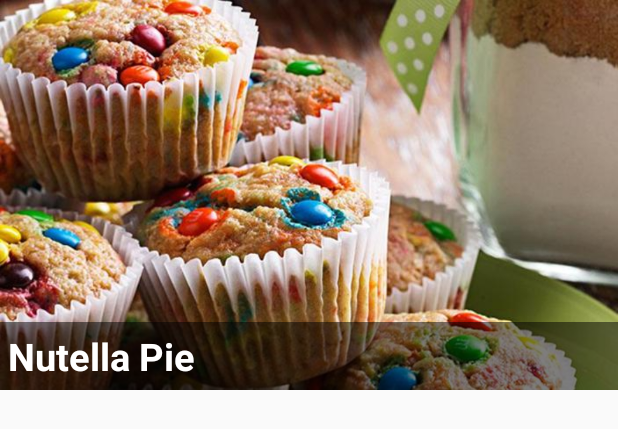
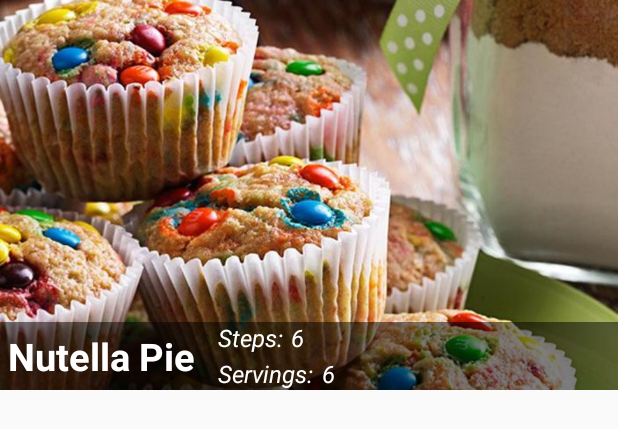
Before and after one commit to mtanduong/Baking-App, an Android app: the layout recipe_list_item.xml on its own in the app's theme, with its tools: preview values and no code run, on a phone screen of 412 x 824 dp. Shown: the top 429 px of the screen. Run offline under Robolectric (Android 15) with nearby library versions, the phone set to English and light mode, and no system bars.

Commit message:
Added serving size and number of steps textview to recipe_list_item for RecipeRecyclerView Added Serving and Steps strings

```diff
--- a/app/src/main/res/layout/recipe_list_item.xml
+++ b/app/src/main/res/layout/recipe_list_item.xml
@@ -13,14 +13,71 @@
         tools:src="@drawable/default_recipe_image2"/>
 
     <TextView
+        android:layout_width="match_parent"
+        android:layout_height="wrap_content"
+        android:layout_alignBottom="@+id/recipe_list_item_image"
+        android:padding="5dp"
+        android:background="#80000000"
+        android:textSize="25sp"/>
+
+    <TextView
         android:id="@+id/recipe_list_item_name"
-        android:layout_width="match_parent"
+        android:layout_width="wrap_content"
         android:layout_height="wrap_content"
         android:padding="5dp"
         android:layout_alignBottom="@id/recipe_list_item_image"
         android:textColor="#FFF"
         android:textStyle="bold"
-        android:background="#80000000"
         android:textSize="25sp"
         tools:text="Nutella Pie" />
+
+    <TextView
+        android:id="@+id/recipe_servings_text"
+        android:layout_width="wrap_content"
+        android:layout_height="wrap_content"
+        android:layout_alignBottom="@id/recipe_list_item_image"
+        android:layout_toRightOf="@+id/recipe_list_item_name"
+        android:paddingLeft="10dp"
+        android:text="@string/RecipeServings"
+        android:textStyle="italic"
+        android:textColor="#FFF"
+        android:textSize="16sp" />
+
+    <TextView
+        android:id="@+id/recipe_servings_value"
+        android:layout_width="wrap_content"
+        android:layout_height="wrap_content"
+        android:layout_alignBottom="@+id/recipe_list_item_image"
+        android:layout_toRightOf="@+id/recipe_servings_text"
+        android:paddingLeft="5dp"
+        android:textStyle="italic"
+        android:textColor="#FFF"
+        android:textSize="16sp"
+        tools:text="6"/>
+
+    <TextView
+        android:id="@+id/recipe_steps_text"
+        android:layout_width="wrap_content"
+        android:layout_height="wrap_content"
+        android:layout_above="@id/recipe_servings_text"
+        android:layout_toRightOf="@+id/recipe_list_item_name"
+        android:paddingLeft="10dp"
+        android:paddingBottom="2dp"
+        android:text="@string/RecipeSteps"
+        android:textStyle="italic"
+        android:textColor="#FFF"
+        android:textSize="16sp"/>
+
+    <TextView
+        android:id="@+id/recipe_steps_value"
+        android:layout_width="wrap_content"
+        android:layout_height="wrap_content"
+        android:layout_above="@id/recipe_servings_text"
+        android:layout_toRightOf="@+id/recipe_steps_text"
+        android:paddingLeft="5dp"
+        android:paddingBottom="2dp"
+        android:textStyle="italic"
+        android:textColor="#FFF"
+        android:textSize="16sp"
+        tools:text="6"/>
 </RelativeLayout>
--- a/app/src/main/res/values/strings.xml
+++ b/app/src/main/res/values/strings.xml
@@ -7,4 +7,8 @@
     <!--Master Fragment-->
     <string name="Ingredients">Ingredients</string>
     <string name="Steps">Steps</string>
+
+    <!--Recipe RecyclerView-->
+    <string name="RecipeServings">Servings:</string>
+    <string name="RecipeSteps">Steps:</string>
 </resources>
```
